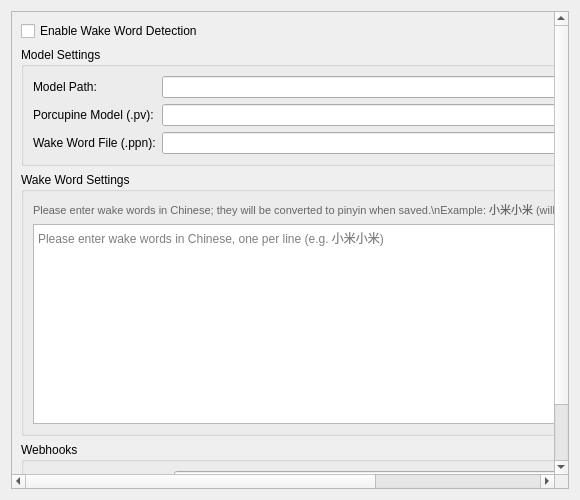
Above: src/views/settings/components/wake_word/wake_word_widget.ui from alguemaiYT/Mina-a-Assistente-Virtual-Do-G.E.R.A before the change. Below: the same form after it.
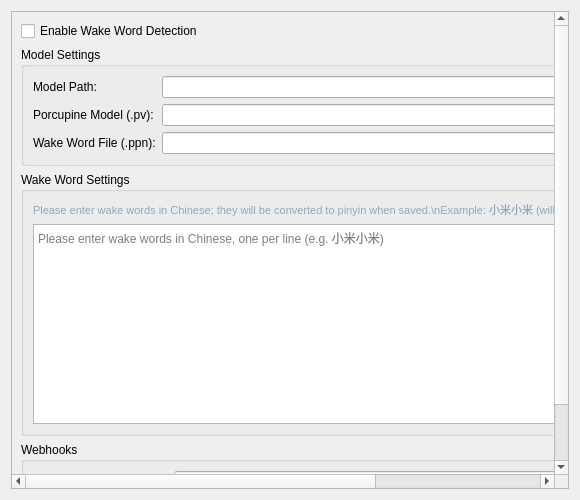
That is the form after the change.

Diff of the .ui file:
```diff
--- a/src/views/settings/components/wake_word/wake_word_widget.ui
+++ b/src/views/settings/components/wake_word/wake_word_widget.ui
@@ -120,7 +120,7 @@
              <string>Please enter wake words in Chinese; they will be converted to pinyin when saved.\nExample: 小米小米 (will be converted to: x iǎo m ǐ x iǎo m ǐ @小米小米)</string>
             </property>
             <property name="styleSheet">
-             <string>color: #666666; font-size: 11px;</string>
+             <string>color: #90a7c4; font-size: 11px;</string>
             </property>
            </widget>
           </item>
```
